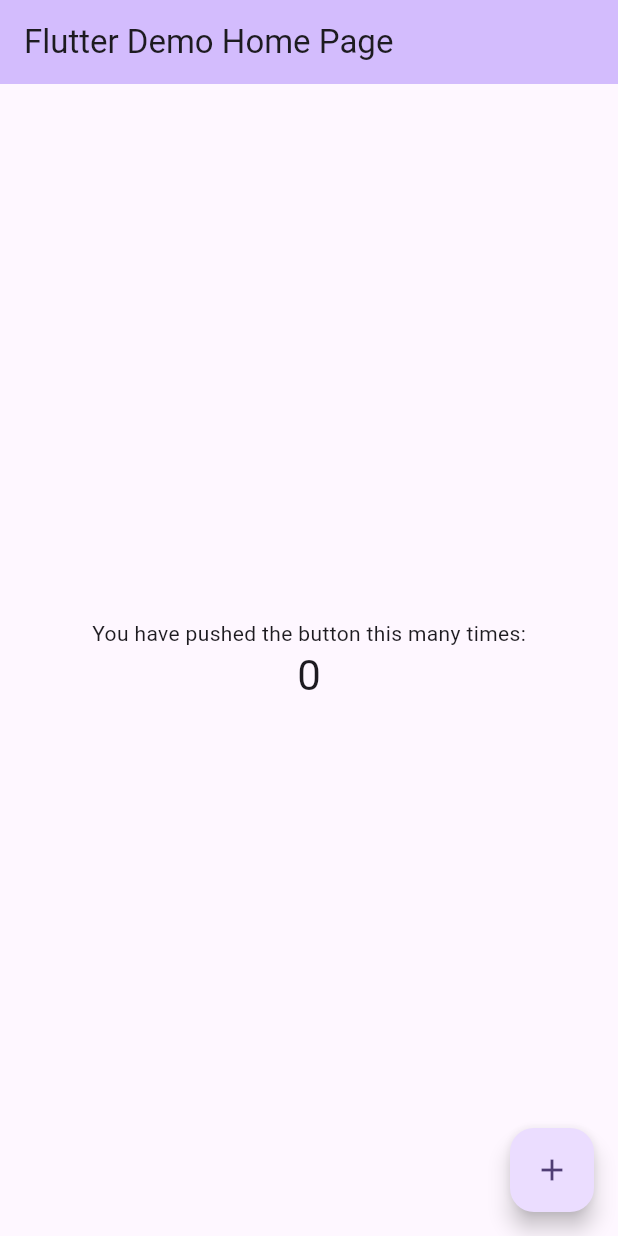
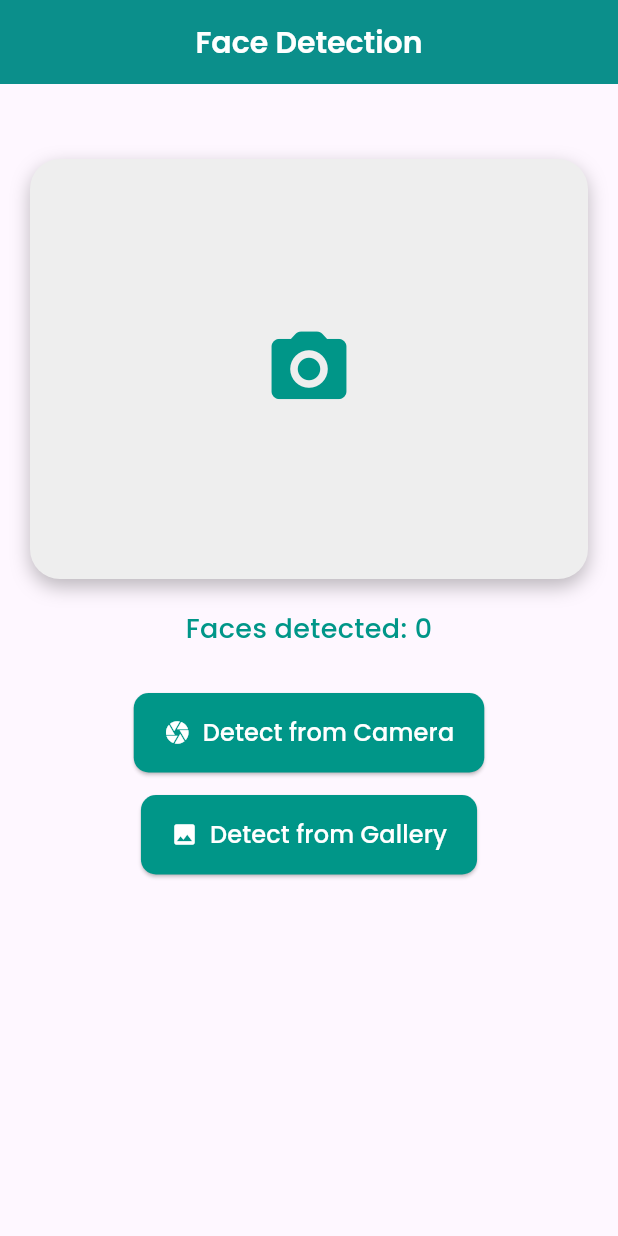
Before and after one commit to karemthabet/face_detection_app, a Flutter app: the screen it shows after launch, on a phone screen of 412 x 824 dp. Run offline on Flutter 3.47's test engine with Material 3 defaults, Android fonts, the phone set to English and light mode, and no system bars; our stand-ins replace google_fonts, image_picker; missing offline and left inert: google_mlkit_face_detection.

Commit message:
app_finished

```diff
--- /dev/null
+++ b/lib/face_detection_screen.dart
@@ -0,0 +1,160 @@
+import 'dart:io';
+import 'package:flutter/foundation.dart';
+import 'package:flutter/material.dart';
+import 'package:google_fonts/google_fonts.dart';
+import 'package:google_mlkit_face_detection/google_mlkit_face_detection.dart';
+import 'package:image_picker/image_picker.dart';
+
+class FaceDetectionScreen extends StatefulWidget {
+  const FaceDetectionScreen({super.key});
+
+  @override
+  State<FaceDetectionScreen> createState() => _FaceDetectionScreenState();
+}
+
+class _FaceDetectionScreenState extends State<FaceDetectionScreen> {
+  File? _image;
+  List<Face> faces = [];
+  bool isLoading = false;
+
+  @override
+  Widget build(BuildContext context) {
+    return Scaffold(
+      appBar: AppBar(
+        backgroundColor: Colors.teal,
+        centerTitle: true,
+        title: Text(
+          "Face Detection",
+          style: GoogleFonts.poppins(
+            fontSize: 20,
+            fontWeight: FontWeight.w600,
+            color: Colors.white,
+          ),
+        ),
+        elevation: 5,
+      ),
+      body: Padding(
+        padding: const EdgeInsets.symmetric(horizontal: 20, vertical: 50),
+        child: Column(
+          crossAxisAlignment: CrossAxisAlignment.center,
+          children: [
+            Container(
+              width: double.infinity,
+              height: 280,
+              decoration: BoxDecoration(
+                color: Colors.grey[200],
+                borderRadius: BorderRadius.circular(20),
+                boxShadow: [
+                  BoxShadow(
+                    color: Colors.black26,
+                    blurRadius: 10,
+                    offset: Offset(0, 5),
+                  ),
+                ],
+              ),
+              child: Center(
+                child: (_image == null)
+                    ? Icon(
+                        Icons.camera_alt_rounded,
+                        size: 60,
+                        color: Colors.teal,
+                      )
+                    : Image.file(
+                        _image!,
+                        fit: BoxFit.cover,
+                      ),
+              ),
+            ),
+            SizedBox(height: 20),
+            Text(
+              isLoading
+                  ? "Detecting faces..."
+                  : "Faces detected: ${faces.length}",
+              style: GoogleFonts.poppins(
+                fontSize: 18,
+                fontWeight: FontWeight.w500,
+                color: Colors.teal,
+              ),
+            ),
+            SizedBox(height: 30),
+            ElevatedButton.icon(
+              onPressed: () {
+                pickImage(source: ImageSource.camera);
+              },
+              icon: Icon(Icons.camera, color: Colors.white),
+              label: Text(
+                "Detect from Camera",
+                style: GoogleFonts.poppins(
+                    fontSize: 16,
+                    fontWeight: FontWeight.w500,
+                    color: Colors.white),
+              ),
+              style: ElevatedButton.styleFrom(
+                backgroundColor: Colors.teal,
+                padding: EdgeInsets.symmetric(vertical: 15, horizontal: 20),
+                shape: RoundedRectangleBorder(
+                  borderRadius: BorderRadius.circular(10),
+                ),
+              ),
+            ),
+            SizedBox(height: 15),
+            ElevatedButton.icon(
+              onPressed: () {
+                pickImage(source: ImageSource.gallery);
+              },
+              icon: Icon(Icons.image, color: Colors.white),
+              label: Text(
+                "Detect from Gallery",
+                style: GoogleFonts.poppins(
+                    fontSize: 16,
+                    fontWeight: FontWeight.w500,
+                    color: Colors.white),
+              ),
+              style: ElevatedButton.styleFrom(
+                backgroundColor: Colors.teal,
+                padding: EdgeInsets.symmetric(vertical: 15, horizontal: 20),
+                shape: RoundedRectangleBorder(
+                  borderRadius: BorderRadius.circular(10),
+                ),
+              ),
+            ),
+          ],
+        ),
+      ),
+    );
+  }
+
+  Future pickImage({required ImageSource source}) async {
+    try {
+      final image = await ImagePicker().pickImage(source: source);
+      if (image == null) return;
+
+      setState(() {
+        _image = File(image.path);
+        faces = [];
+        isLoading = true;
+      });
+
+      await detectFaces(_image!);
+    } catch (e) {
+      if (kDebugMode) {
+        print(e);
+      }
+    }
+  }
+
+  Future detectFaces(File image) async {
+    final options =
+        FaceDetectorOptions(performanceMode: FaceDetectorMode.accurate);
+    final faceDetector = FaceDetector(options: options);
+    final inputImage = InputImage.fromFilePath(image.path);
+
+    final detectedFaces = await faceDetector.processImage(inputImage);
+    setState(() {
+      faces = detectedFaces;
+      isLoading = false;
+    });
+
+    faceDetector.close();
+  }
+}
--- a/lib/main.dart
+++ b/lib/main.dart
@@ -1,125 +1,18 @@
+import 'package:face_detection_app/face_detection_screen.dart';
 import 'package:flutter/material.dart';
 
 void main() {
-  runApp(const MyApp());
+  runApp(const FaceDetectionApp());
 }
 
-class MyApp extends StatelessWidget {
-  const MyApp({super.key});
+class FaceDetectionApp extends StatelessWidget {
+  const FaceDetectionApp({super.key});
 
-  // This widget is the root of your application.
   @override
   Widget build(BuildContext context) {
     return MaterialApp(
-      title: 'Flutter Demo',
-      theme: ThemeData(
-        // This is the theme of your application.
-        //
-        // TRY THIS: Try running your application with "flutter run". You'll see
-        // the application has a purple toolbar. Then, without quitting the app,
-        // try changing the seedColor in the colorScheme below to Colors.green
-        // and then invoke "hot reload" (save your changes or press the "hot
-        // reload" button in a Flutter-supported IDE, or press "r" if you used
-        // the command line to start the app).
-        //
-        // Notice that the counter didn't reset back to zero; the application
-        // state is not lost during the reload. To reset the state, use hot
-        // restart instead.
-        //
-        // This works for code too, not just values: Most code changes can be
-        // tested with just a hot reload.
-        colorScheme: ColorScheme.fromSeed(seedColor: Colors.deepPurple),
-        useMaterial3: true,
-      ),
-      home: const MyHomePage(title: 'Flutter Demo Home Page'),
+      debugShowCheckedModeBanner: false,
+      home: FaceDetectionScreen(),
     );
   }
 }
-
-class MyHomePage extends StatefulWidget {
-  const MyHomePage({super.key, required this.title});
-
-  // This widget is the home page of your application. It is stateful, meaning
-  // that it has a State object (defined below) that contains fields that affect
-  // how it looks.
-
-  // This class is the configuration for the state. It holds the values (in this
-  // case the title) provided by the parent (in this case the App widget) and
-  // used by the build method of the State. Fields in a Widget subclass are
-  // always marked "final".
-
-  final String title;
-
-  @override
-  State<MyHomePage> createState() => _MyHomePageState();
-}
-
-class _MyHomePageState extends State<MyHomePage> {
-  int _counter = 0;
-
-  void _incrementCounter() {
-    setState(() {
-      // This call to setState tells the Flutter framework that something has
-      // changed in this State, which causes it to rerun the build method below
-      // so that the display can reflect the updated values. If we changed
-      // _counter without calling setState(), then the build method would not be
-      // called again, and so nothing would appear to happen.
-      _counter++;
-    });
-  }
-
-  @override
-  Widget build(BuildContext context) {
-    // This method is rerun every time setState is called, for instance as done
-    // by the _incrementCounter method above.
-    //
-    // The Flutter framework has been optimized to make rerunning build methods
-    // fast, so that you can just rebuild anything that needs updating rather
-    // than having to individually change instances of widgets.
-    return Scaffold(
-      appBar: AppBar(
-        // TRY THIS: Try changing the color here to a specific color (to
-        // Colors.amber, perhaps?) and trigger a hot reload to see the AppBar
-        // change color while the other colors stay the same.
-        backgroundColor: Theme.of(context).colorScheme.inversePrimary,
-        // Here we take the value from the MyHomePage object that was created by
-        // the App.build method, and use it to set our appbar title.
-        title: Text(widget.title),
-      ),
-      body: Center(
-        // Center is a layout widget. It takes a single child and positions it
-        // in the middle of the parent.
-        child: Column(
-          // Column is also a layout widget. It takes a list of children and
-          // arranges them vertically. By default, it sizes itself to fit its
-          // children horizontally, and tries to be as tall as its parent.
-          //
-          // Column has various properties to control how it sizes itself and
-          // how it positions its children. Here we use mainAxisAlignment to
-          // center the children vertically; the main axis here is the vertical
-          // axis because Columns are vertical (the cross axis would be
-          // horizontal).
-          //
-          // TRY THIS: Invoke "debug painting" (choose the "Toggle Debug Paint"
-          // action in the IDE, or press "p" in the console), to see the
-          // wireframe for each widget.
-          mainAxisAlignment: MainAxisAlignment.center,
-          children: <Widget>[
-            const Text(
-              'You have pushed the button this many times:',
-            ),
-            Text(
-              '$_counter',
-              style: Theme.of(context).textTheme.headlineMedium,
-            ),
-          ],
-        ),
-      ),
-      floatingActionButton: FloatingActionButton(
-        onPressed: _incrementCounter,
-        tooltip: 'Increment',
-        child: const Icon(Icons.add),
-      ), // This trailing comma makes auto-formatting nicer for build methods.
-    );
-  }
-}
--- a/pubspec.yaml
+++ b/pubspec.yaml
@@ -34,6 +34,9 @@ dependencies:
   # The following adds the Cupertino Icons font to your application.
   # Use with the CupertinoIcons class for iOS style icons.
   cupertino_icons: ^1.0.8
+  image_picker: ^1.1.2
+  google_mlkit_face_detection: ^0.12.0
+  google_fonts: ^6.2.1
 
 dev_dependencies:
   flutter_test:
```
Also changed, not shown: pubspec.lock, 134 other files.
